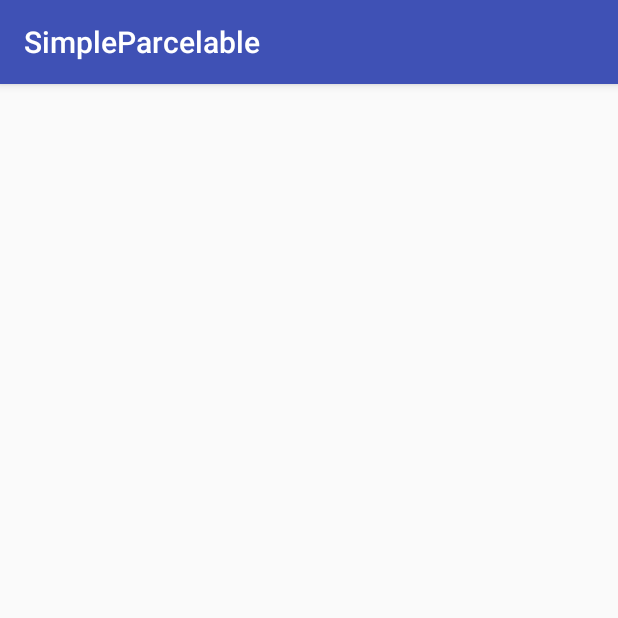
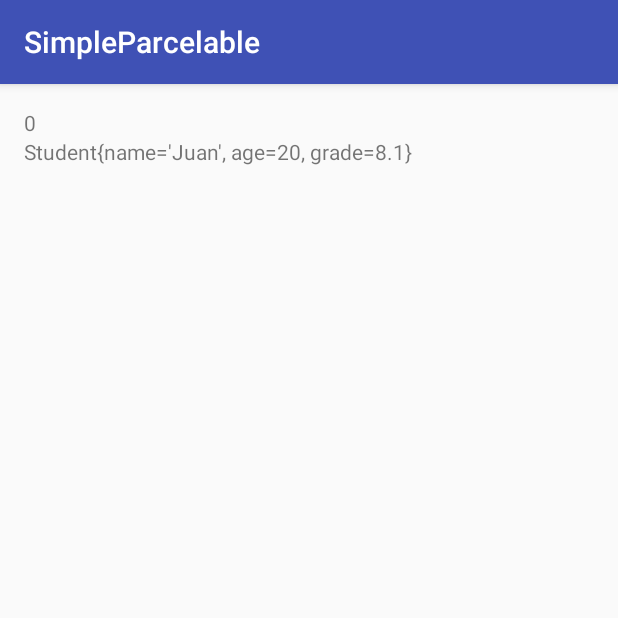
Before and after one commit to Draldo/w3d3-simpleparcelable, an Android app: the screen it shows after launch (DetailActivity), after a tap on "PUSH ME", on a phone screen of 412 x 824 dp, the top half of it. Run offline under Robolectric (Android 15) with nearby library versions, the phone set to English and light mode, and no system bars; 1 statement that could not run was skipped.

Commit message:
Listview with toast item

```diff
--- a/app/src/main/java/com/example/admin/simpleparcelable/DetailActivity.java
+++ b/app/src/main/java/com/example/admin/simpleparcelable/DetailActivity.java
@@ -2,12 +2,26 @@ package com.example.admin.simpleparcelable;
 
 import android.support.v7.app.AppCompatActivity;
 import android.os.Bundle;
+import android.widget.TextView;
 
 public class DetailActivity extends AppCompatActivity {
+
+    private TextView mTextview;
+    private TextView mStudent;
 
     @Override
     protected void onCreate(Bundle savedInstanceState) {
         super.onCreate(savedInstanceState);
         setContentView(R.layout.activity_detail);
+
+        mTextview = (TextView) findViewById(R.id.detai_textview);
+        mStudent = (TextView) findViewById(R.id.detail_student);
+
+
+        int number = getIntent().getIntExtra(MainActivity.NUMBER_KEY,-1);
+        Student student = getIntent().getParcelableExtra(MainActivity.STUDENT_KEY_PARCEL);
+
+        mTextview.setText(String.valueOf(number));
+        mStudent.setText(student.toString());
     }
 }
--- a/app/src/main/java/com/example/admin/simpleparcelable/MainActivity.java
+++ b/app/src/main/java/com/example/admin/simpleparcelable/MainActivity.java
@@ -3,7 +3,13 @@ package com.example.admin.simpleparcelable;
 import android.content.Intent;
 import android.support.v7.app.AppCompatActivity;
 import android.os.Bundle;
+import android.util.Log;
 import android.view.View;
+import android.widget.AdapterView;
+import android.widget.ArrayAdapter;
+import android.widget.EditText;
+import android.widget.ListView;
+import android.widget.Toast;
 
 import com.google.gson.Gson;
 import com.google.gson.GsonBuilder;
@@ -15,7 +21,15 @@ import java.util.List;
 
 public class MainActivity extends AppCompatActivity {
 
-    private String jsonString = "{\"students\":[{\"name\":\"Juan\",\"age\":20,\"grade\":8.1},{\"name\":\"Miguel\",\"age\":23,\"grade\":8.3},{\"name\":\"Roberto\",\"age\":39,\"grade\":9.3},{\"name\":\"Luis\",\"age\":19,\"grade\":6.9},{\"name\":\"Gaudencio\",\"age\":25,\"grade\":4.3}]}";
+    public static final String NUMBER_KEY = "number";
+    public static final String STUDENT_KEY_PARCEL = "student";
+    private static final String TAG = "MainTAG_";
+    private String jsonString = "[{\"name\":\"Juan\",\"age\":20,\"grade\":8.1},{\"name\":\"Miguel\",\"age\":23,\"grade\":8.3},{\"name\":\"Roberto\",\"age\":39,\"grade\":9.3},{\"name\":\"Luis\",\"age\":19,\"grade\":6.9},{\"name\":\"Gaudencio\",\"age\":25,\"grade\":4.3}]";
+    private EditText mEditText;
+    private ArrayList<Student> students;
+    private ArrayList<String> array;
+    private ListView mListview;
+    private ArrayAdapter<String> adapter;
 
     @Override
     protected void onCreate(Bundle savedInstanceState) {
@@ -25,12 +39,34 @@ public class MainActivity extends AppCompatActivity {
         Gson gson = new GsonBuilder().create();
         Type listType = new TypeToken<List<Student>>() {}.getType();
 
-        ArrayList<Student> students = gson.fromJson(jsonString, listType);
+        array = new ArrayList<String>();
+        mListview = (ListView) findViewById(R.id.a_main_list);
+
+        students = gson.fromJson(jsonString, listType);
+        for(Student std: students){
+            String text = std.name + " " + std.age + " " + std.grade;
+            array.add(text);
+        }
+        Log.d(TAG, "onCreate: " + array);
+        adapter = new ArrayAdapter<String>(this, android.R.layout.simple_list_item_1, array);
+        mListview.setAdapter(adapter);
+
+        mListview.setOnItemClickListener(new AdapterView.OnItemClickListener(){
+            @Override
+            public void onItemClick(AdapterView<?> parent, View view, int position, long id) {
+                String[] str = adapter.getItem(position).split(" ");
+                Toast.makeText(view.getContext(), str[0], Toast.LENGTH_SHORT).show();
+            }
+        });
 
     }
 
     public void doMagic(View view) {
+        mEditText = (EditText) findViewById(R.id.a_main_et);
+        int num = Integer.parseInt(mEditText.getText().toString());
         Intent intent = new Intent(this, DetailActivity.class);
+        intent.putExtra(NUMBER_KEY,num);
+        intent.putExtra(STUDENT_KEY_PARCEL, students.get(num));
         startActivity(intent);
     }
 }
--- a/app/src/main/res/layout/activity_detail.xml
+++ b/app/src/main/res/layout/activity_detail.xml
@@ -1,5 +1,5 @@
 <?xml version="1.0" encoding="utf-8"?>
-<RelativeLayout xmlns:android="http://schemas.android.com/apk/res/android"
+<LinearLayout xmlns:android="http://schemas.android.com/apk/res/android"
     xmlns:tools="http://schemas.android.com/tools"
     android:layout_width="match_parent"
     android:layout_height="match_parent"
@@ -7,6 +7,17 @@
     android:paddingLeft="@dimen/activity_horizontal_margin"
     android:paddingRight="@dimen/activity_horizontal_margin"
     android:paddingTop="@dimen/activity_vertical_margin"
+    android:orientation="vertical"
     tools:context="com.example.admin.simpleparcelable.DetailActivity">
 
-</RelativeLayout>
+    <TextView
+        android:id="@+id/detai_textview"
+        android:layout_width="match_parent"
+        android:layout_height="wrap_content" />
+
+    <TextView
+        android:id="@+id/detail_student"
+        android:layout_width="match_parent"
+        android:layout_height="wrap_content" />
+
+</LinearLayout>
--- a/app/src/main/res/layout/activity_main.xml
+++ b/app/src/main/res/layout/activity_main.xml
@@ -11,6 +11,7 @@
     tools:context="com.example.admin.simpleparcelable.MainActivity">
 
     <EditText
+        android:id="@+id/a_main_et"
         android:layout_width="match_parent"
         android:layout_height="wrap_content" />
 
@@ -19,4 +20,9 @@
         android:text="Push me"
         android:layout_width="match_parent"
         android:layout_height="wrap_content" />
+
+    <ListView
+        android:id="@+id/a_main_list"
+        android:layout_width="match_parent"
+        android:layout_height="match_parent"></ListView>
 </LinearLayout>
```
Also changed, not shown: app/src/main/java/com/example/admin/simpleparcelable/Result.java (deleted, +0 -15 lines), app/src/main/java/com/example/admin/simpleparcelable/Student.java (+54 -7 lines).
